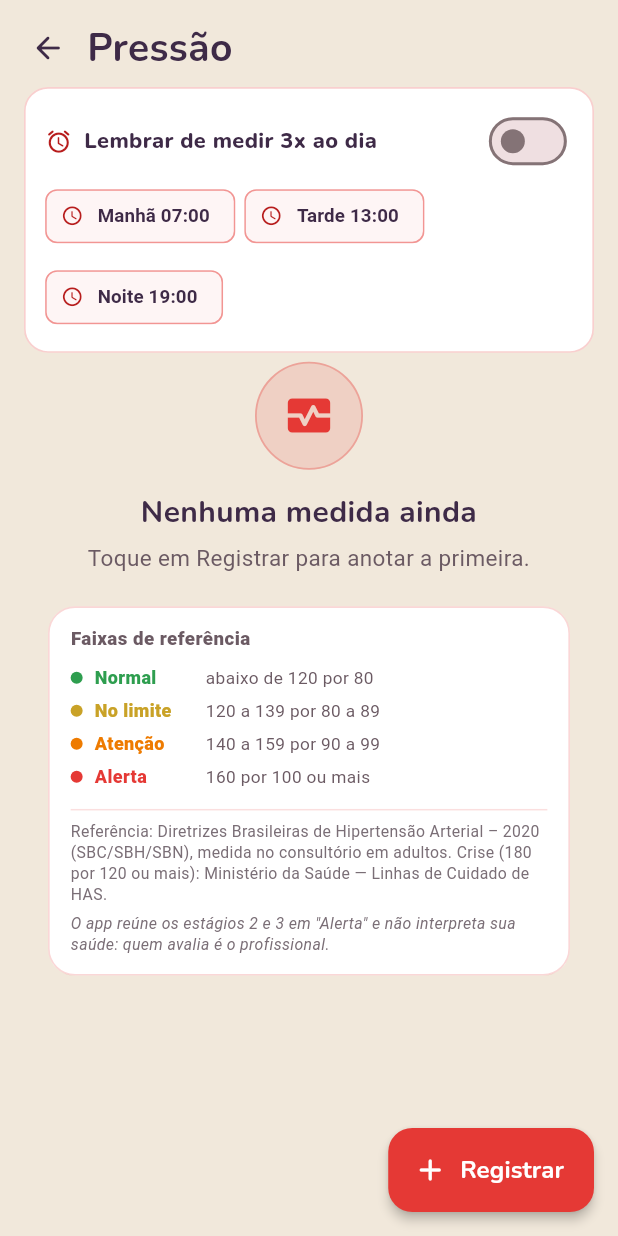
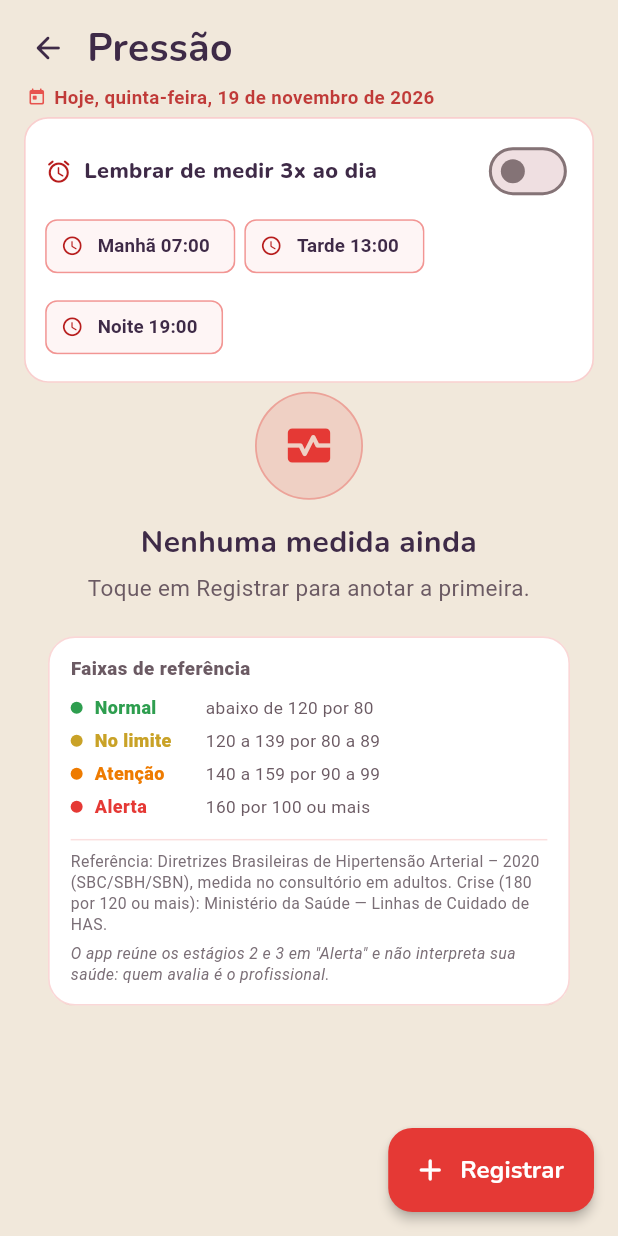
Before and after one commit to ZZ-29/cultivando-saude, a Flutter app: the PressaoPage screen opened directly, on a phone screen of 412 x 824 dp. Run offline on Flutter 3.47's test engine with Material 3 defaults, Android fonts, the phone set to English and light mode, and no system bars; our stand-ins replace flutter_local_notifications, flutter_timezone, sqflite, timezone; accounts and stored records are empty.

Commit message:
feat: data de hoje na tela de pressao e Hoje/Ontem nas medidas (v2.4.1)

```diff
--- a/lib/features/pressure/presentation/pressao_page.dart
+++ b/lib/features/pressure/presentation/pressao_page.dart
@@ -495,6 +495,30 @@ class _PressaoPageState extends State<PressaoPage> {
                 ],
               ),
             ),
+            // Data de hoje: sem ela a pessoa não sabe a que dia pertencem as
+            // medidas que está vendo.
+            Padding(
+              padding: const EdgeInsets.fromLTRB(18, 0, 18, 2),
+              child: Row(
+                children: <Widget>[
+                  Icon(Icons.today_rounded,
+                      size: 13, color: _vermelho.withValues(alpha: 0.85)),
+                  const SizedBox(width: 5),
+                  Flexible(
+                    child: Text(
+                      'Hoje, ${_dataLonga(DateTime.now())}',
+                      maxLines: 1,
+                      overflow: TextOverflow.ellipsis,
+                      style: TextStyle(
+                        fontSize: 12.5,
+                        fontWeight: FontWeight.w600,
+                        color: _vermelhoEscuro.withValues(alpha: 0.85),
+                      ),
+                    ),
+                  ),
+                ],
+              ),
+            ),
             // Enviar ao médico pelo WhatsApp: é o que a cardiologista pediu,
             // sem copiar e colar.
             if (_itens.isNotEmpty)
@@ -834,8 +858,45 @@ class _PressaoPageState extends State<PressaoPage> {
   static String _hora(DateTime d) =>
       '${d.hour.toString().padLeft(2, '0')}:${d.minute.toString().padLeft(2, '0')}';
 
-  static String _data(DateTime d) =>
-      '${d.day.toString().padLeft(2, '0')}/${d.month.toString().padLeft(2, '0')}';
+  /// "Hoje", "Ontem" ou "18/11" — a data do dia, sem a pessoa ter que
+  /// comparar número.
+  static String _data(DateTime d, {DateTime? referencia}) {
+    final DateTime agora = referencia ?? DateTime.now();
+    final DateTime dia = DateTime(d.year, d.month, d.day);
+    final DateTime hoje = DateTime(agora.year, agora.month, agora.day);
+    final int diferenca = hoje.difference(dia).inDays;
+    if (diferenca == 0) return 'Hoje';
+    if (diferenca == 1) return 'Ontem';
+    return '${d.day.toString().padLeft(2, '0')}/${d.month.toString().padLeft(2, '0')}';
+  }
+
+  /// "terça-feira, 18 de novembro de 2026" — data completa de hoje.
+  static String _dataLonga(DateTime d) {
+    const List<String> dias = <String>[
+      'segunda-feira',
+      'terça-feira',
+      'quarta-feira',
+      'quinta-feira',
+      'sexta-feira',
+      'sábado',
+      'domingo',
+    ];
+    const List<String> meses = <String>[
+      'janeiro',
+      'fevereiro',
+      'março',
+      'abril',
+      'maio',
+      'junho',
+      'julho',
+      'agosto',
+      'setembro',
+      'outubro',
+      'novembro',
+      'dezembro',
+    ];
+    return '${dias[d.weekday - 1]}, ${d.day} de ${meses[d.month - 1]} de ${d.year}';
+  }
 }
 
 /// Folha que pede um número inteiro.
--- a/pubspec.yaml
+++ b/pubspec.yaml
@@ -16,7 +16,7 @@ publish_to: 'none' # Remove this line if you wish to publish to pub.dev
 # https://developer.apple.com/library/archive/documentation/General/Reference/InfoPlistKeyReference/Articles/CoreFoundationKeys.html
 # In Windows, build-name is used as the major, minor, and patch parts
 # of the product and file versions while build-number is used as the build suffix.
-version: 2.4.0+26
+version: 2.4.1+27
 
 environment:
   sdk: ^3.13.7
```
Also changed, not shown: 1 other file.
